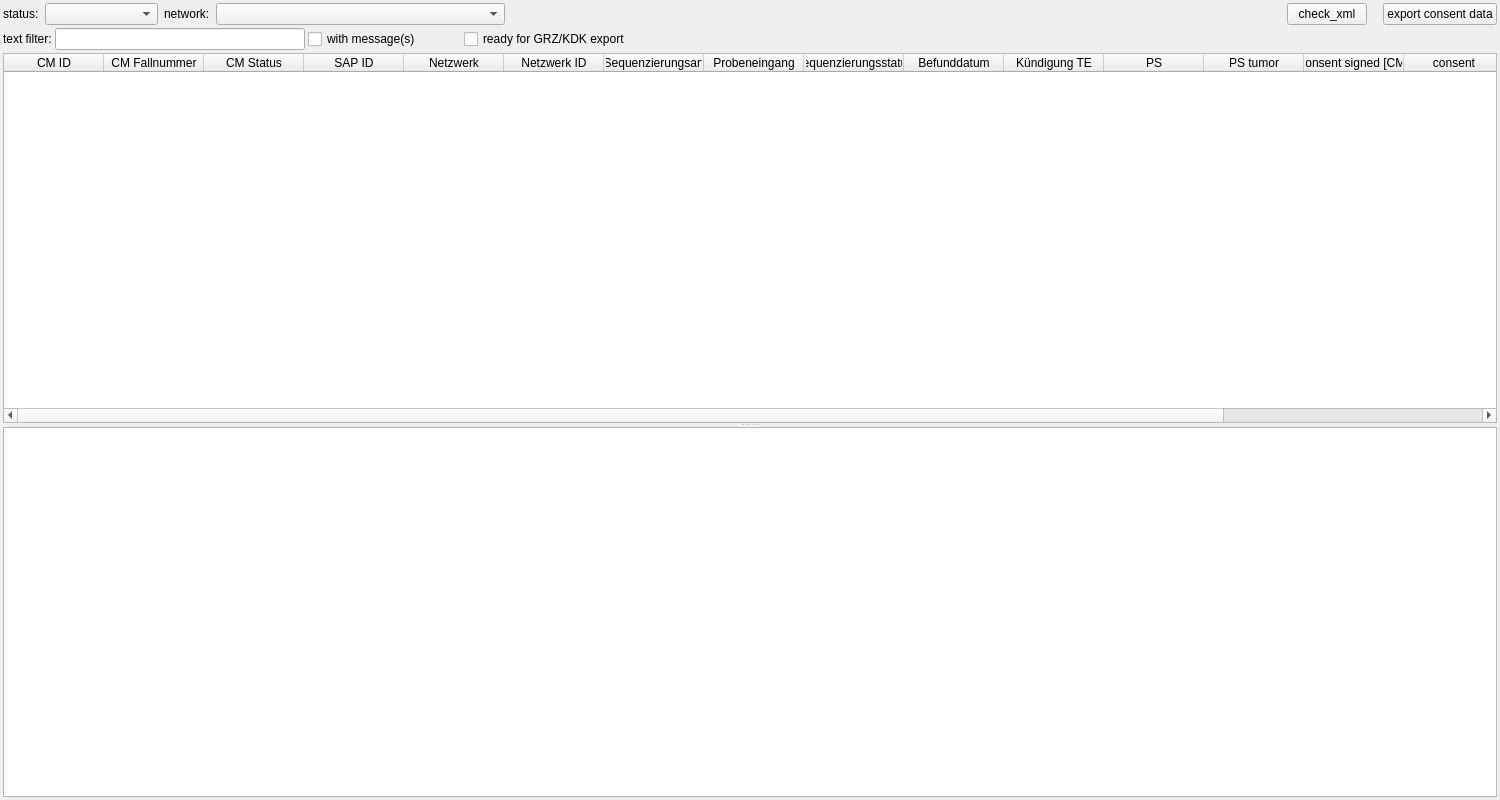
Above: src/MVHub/MVHub.ui from imgag/ngs-bits before the change. Below: the same form after it.
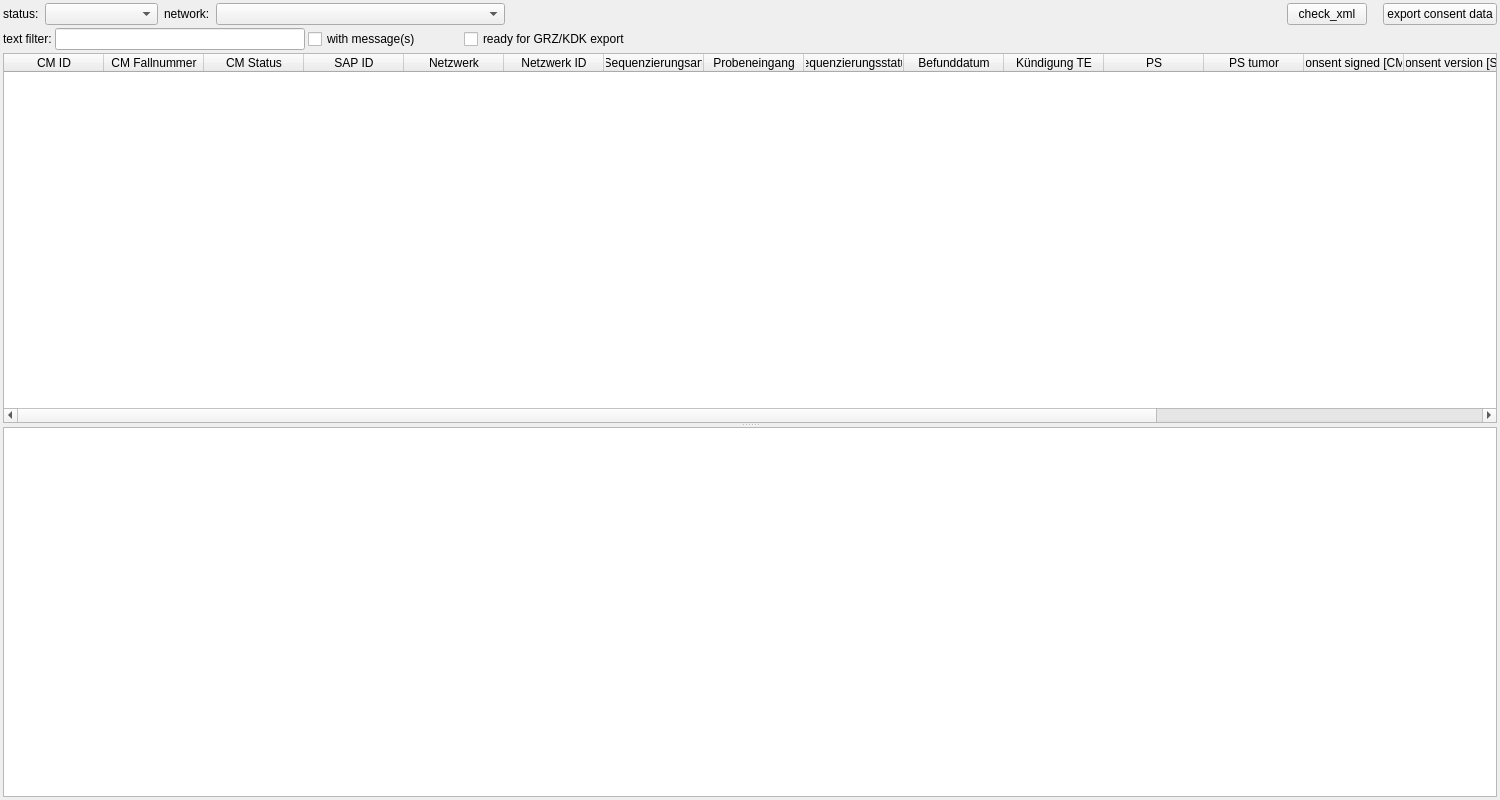
That is the form after the change. Icons and pictures are not drawn.

Commit message: MVHub: added consent version to main table

Patch:
```diff
--- a/src/MVHub/MVHub.ui
+++ b/src/MVHub/MVHub.ui
@@ -343,6 +343,11 @@
          <string>consent signed [CM]</string>
         </property>
        </column>
+       <column>
+        <property name="text">
+         <string>consent version [SE]</string>
+        </property>
+       </column>
        <column>
         <property name="text">
          <string>consent</string>
```
The commit also changes 1 other file.
